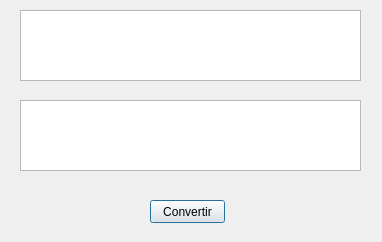
This is projectbraille/UI_Principal.ui in Aguilerimon/ProjectBraille as Qt 5 draws it before an edit. The edited form follows.
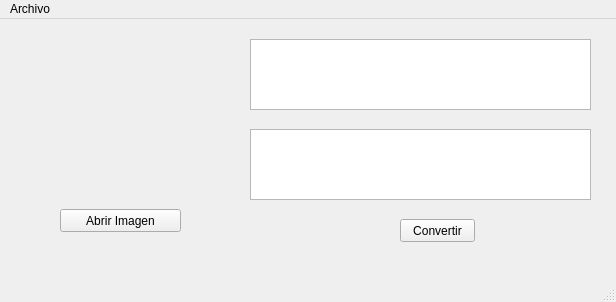
This is the edited form. Icons and pictures are not drawn.

Commit message: Interfaz convertida a un archivo .py y principio de la implementacion de lectura y traduccion de imagenes a braille

Diff of the .ui file:
```diff
--- a/projectbraille/UI_Principal.ui
+++ b/projectbraille/UI_Principal.ui
@@ -1,22 +1,43 @@
 <?xml version="1.0" encoding="UTF-8"?>
 <ui version="4.0">
- <class>ProjectBraille</class>
- <widget class="QDialog" name="ProjectBraille">
+ <class>MainWindow</class>
+ <widget class="QMainWindow" name="MainWindow">
   <property name="geometry">
    <rect>
     <x>0</x>
     <y>0</y>
-    <width>382</width>
-    <height>242</height>
+    <width>616</width>
+    <height>302</height>
    </rect>
   </property>
   <property name="windowTitle">
    <string>Project Braille</string>
   </property>
+  <widget class="QWidget" name="centralwidget">
+   <widget class="QTextEdit" name="txtEdit1">
+    <property name="geometry">
+     <rect>
+      <x>250</x>
+      <y>20</y>
+      <width>341</width>
+      <height>71</height>
+     </rect>
+    </property>
+   </widget>
+   <widget class="QTextEdit" name="txtEdit2">
+    <property name="geometry">
+     <rect>
+      <x>250</x>
+      <y>110</y>
+      <width>341</width>
+      <height>71</height>
+     </rect>
+    </property>
+   </widget>
   <widget class="QPushButton" name="pBtn">
    <property name="geometry">
     <rect>
-     <x>150</x>
+      <x>400</x>
      <y>200</y>
      <width>75</width>
      <height>23</height>
@@ -26,26 +47,65 @@
     <string>Convertir</string>
    </property>
   </widget>
-  <widget class="QTextEdit" name="txtEdit1">
+   <widget class="QPushButton" name="pBtnImagen">
    <property name="geometry">
     <rect>
-     <x>20</x>
-     <y>10</y>
-     <width>341</width>
-     <height>71</height>
-    </rect>
-   </property>
-  </widget>
-  <widget class="QTextEdit" name="txtEdit2">
+      <x>60</x>
+      <y>190</y>
+      <width>121</width>
+      <height>23</height>
+     </rect>
+    </property>
+    <property name="text">
+     <string>Abrir Imagen</string>
+    </property>
+   </widget>
+   <widget class="QLabel" name="label">
    <property name="geometry">
     <rect>
-     <x>20</x>
-     <y>100</y>
-     <width>341</width>
-     <height>71</height>
-    </rect>
-   </property>
-  </widget>
+      <x>40</x>
+      <y>40</y>
+      <width>151</width>
+      <height>131</height>
+     </rect>
+    </property>
+    <property name="text">
+     <string/>
+    </property>
+    <property name="pixmap">
+     <pixmap>../../../Pictures/44956558_689326568116243_8977375710507171840_n.png</pixmap>
+    </property>
+   </widget>
+  </widget>
+  <widget class="QMenuBar" name="menubar">
+   <property name="geometry">
+    <rect>
+     <x>0</x>
+     <y>0</y>
+     <width>616</width>
+     <height>21</height>
+    </rect>
+   </property>
+   <widget class="QMenu" name="menuArchivo">
+    <property name="title">
+     <string>Archivo</string>
+    </property>
+    <addaction name="actionAbrir"/>
+    <addaction name="actionGuardar"/>
+   </widget>
+   <addaction name="menuArchivo"/>
+  </widget>
+  <widget class="QStatusBar" name="statusbar"/>
+  <action name="actionAbrir">
+   <property name="text">
+    <string>Abrir</string>
+   </property>
+  </action>
+  <action name="actionGuardar">
+   <property name="text">
+    <string>Guardar</string>
+   </property>
+  </action>
  </widget>
  <resources/>
  <connections/>
```
Left out of the diff: 2 changed lines with no effect on the pictures. Lines whose indentation alone changed are shown as unchanged. The commit also changes 2 other files.
